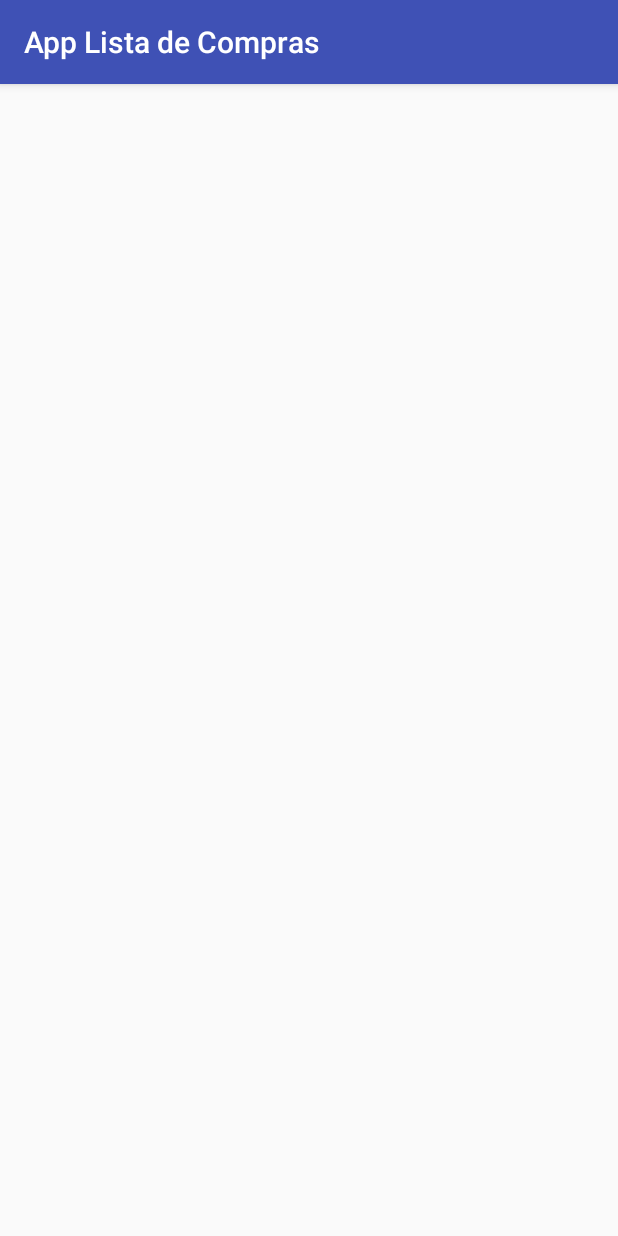
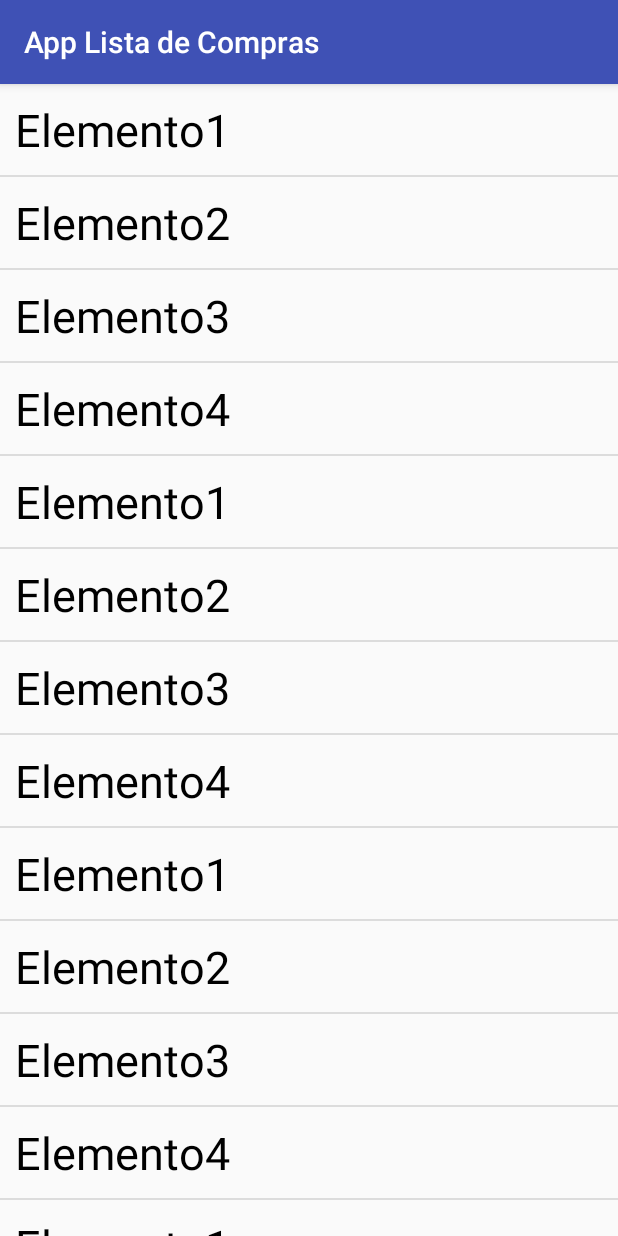
Before and after one commit to alexjalg/App-Lista-de-Compras, an Android app: the screen it shows after launch (MainActivity), on a phone screen of 412 x 824 dp. Run offline under Robolectric (Android 15) with nearby library versions, the phone set to English and light mode, and no system bars.

Commit message:
23.- RecyclerView con Strings

```diff
--- /dev/null
+++ b/app/src/main/java/alexjalg/compras/de/lista/app/com/applistadecompras/adapters/ListaAdapter.java
@@ -0,0 +1,55 @@
+package alexjalg.compras.de.lista.app.com.applistadecompras.adapters;
+
+import android.support.v7.widget.RecyclerView;
+import android.view.LayoutInflater;
+import android.view.View;
+import android.view.ViewGroup;
+import android.widget.TextView;
+
+import alexjalg.compras.de.lista.app.com.applistadecompras.R;
+
+/**
+ * Created by 3PSI on 24/10/2016.
+ */
+
+public class ListaAdapter extends RecyclerView.Adapter<ListaAdapter.ViewHolder>{
+
+    private String[] myData;
+
+    public ListaAdapter(String[] myData){
+        this.myData = myData;
+        if (this.myData == null){
+            this.myData = new String[]{"EStaba nulo"};
+        }
+
+    }
+
+    @Override
+    public ViewHolder onCreateViewHolder(ViewGroup parent, int viewType) {
+        View view = LayoutInflater.from(parent.getContext())
+                .inflate(R.layout.item,parent,false);
+        ViewHolder viewHolder = new ViewHolder(view);
+        return viewHolder;
+    }
+
+    @Override
+    public void onBindViewHolder(ViewHolder holder, int position) {
+        holder.titulo.setText(myData[position]);
+    }
+
+    @Override
+    public int getItemCount() {
+        return myData.length;
+    }
+
+    public static class ViewHolder extends RecyclerView.ViewHolder{
+        public TextView titulo;
+        public TextView listanombre;
+        public ViewHolder(View itemView) {
+            super(itemView);
+            titulo = (TextView)itemView.findViewById(R.id.titulo);
+            listanombre = (TextView)itemView.findViewById(R.id.listanombre);
+        }
+    }
+
+}
--- a/app/src/main/java/alexjalg/compras/de/lista/app/com/applistadecompras/fragments/ListaFragment.java
+++ b/app/src/main/java/alexjalg/compras/de/lista/app/com/applistadecompras/fragments/ListaFragment.java
@@ -1,25 +1,41 @@
 package alexjalg.compras.de.lista.app.com.applistadecompras.fragments;
 
 import android.os.Bundle;
-import android.support.annotation.Nullable;
 import android.support.v4.app.Fragment;
+import android.support.v7.widget.LinearLayoutManager;
+import android.support.v7.widget.RecyclerView;
 import android.view.LayoutInflater;
 import android.view.View;
 import android.view.ViewGroup;
 
 import alexjalg.compras.de.lista.app.com.applistadecompras.R;
+import alexjalg.compras.de.lista.app.com.applistadecompras.adapters.ListaAdapter;
 
 /**
  * Created by 3PSI on 19/10/2016.
  */
 
 public class ListaFragment extends Fragment {
-
+    RecyclerView recyclerView;
+    ListaAdapter adapter;
+    private static final String TAG = "RecyclerViewFragment";
+    String[] data = new String[]{
+            "Elemento1","Elemento2","Elemento3","Elemento4",
+            "Elemento1","Elemento2","Elemento3","Elemento4",
+            "Elemento1","Elemento2","Elemento3","Elemento4",
+            "Elemento1","Elemento2","Elemento3","Elemento4",
+            "Elemento1","Elemento2","Elemento3","Elemento4",
+            "Elemento1","Elemento2","Elemento3","Elemento4"};
     public View onCreateView(
             LayoutInflater inflater,
             ViewGroup container,
             Bundle savedInstanceState) {
-        View rootView = inflater.inflate(R.layout.lista_fragment, container, false);
+        View rootView = inflater.inflate(R.layout.lista_fragment,container,false);
+        rootView.setTag(TAG);
+        recyclerView = (RecyclerView) rootView.findViewById(R.id.lista);
+        recyclerView.setLayoutManager(new LinearLayoutManager(getActivity(), LinearLayoutManager.VERTICAL, false));
+        adapter = new ListaAdapter(data);
+        recyclerView.setAdapter(adapter);
         return rootView;
     }
 }
--- /dev/null
+++ b/app/src/main/res/layout/item.xml
@@ -0,0 +1,28 @@
+<?xml version="1.0" encoding="utf-8"?>
+<LinearLayout
+    xmlns:android="http://schemas.android.com/apk/res/android"
+    android:orientation="vertical"
+    android:layout_width="match_parent"
+    android:layout_height="match_parent"
+    >
+
+    <TextView
+        android:id="@+id/titulo"
+        android:textSize="30sp"
+        android:layout_width="match_parent"
+        android:layout_height="wrap_content"
+        android:text="Hola mundo"
+        android:padding="10dp"
+        android:textColor="@color/black"
+        />
+    <TextView
+        android:id="@+id/listanombre"
+        android:textSize="30sp"
+        android:layout_width="match_parent"
+        android:layout_height="wrap_content"
+        android:visibility="gone"
+        android:padding="1dp"
+        />
+    <View style="@style/Divider" />
+
+</LinearLayout>
--- a/app/src/main/res/layout/lista_fragment.xml
+++ b/app/src/main/res/layout/lista_fragment.xml
@@ -10,7 +10,7 @@
     <android.support.v7.widget.RecyclerView
         android:id="@+id/lista"
         android:scrollbars="vertical"
-        android:layout_height="match_parent"
+        android:layout_height="wrap_content"
         android:layout_width="match_parent"
         app:layout_behavior="@string/appbar_scrolling_view_behavior"
         />
--- a/app/src/main/res/values/colors.xml
+++ b/app/src/main/res/values/colors.xml
@@ -3,4 +3,5 @@
     <color name="colorPrimary">#3F51B5</color>
     <color name="colorPrimaryDark">#303F9F</color>
     <color name="colorAccent">#FF4081</color>
+    <color name="black">#000000</color>
 </resources>
--- a/app/src/main/res/values/styles.xml
+++ b/app/src/main/res/values/styles.xml
@@ -8,4 +8,10 @@
         <item name="colorAccent">@color/colorAccent</item>
     </style>
 
+    <style name="Divider">
+        <item name="android:layout_width">match_parent</item>
+        <item name="android:layout_height">1sp</item>
+        <item name="android:background">?android:attr/listDivider</item>
+    </style>
+
 </resources>
```
